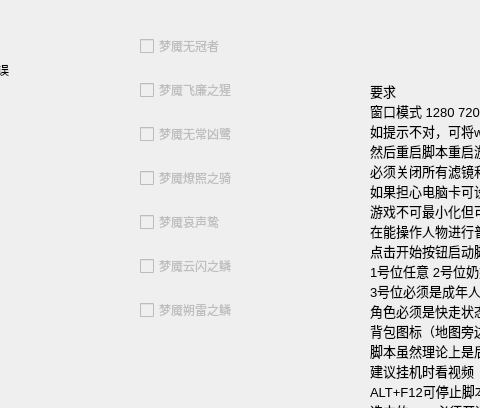
Qt form normalbosspanel.ui (A-SunsetMkt-Forks/wuwaBackendTool) before a commit; both pictures show x 260 to 740 and y 0 to 408 of the 1357 by 570 pixel window.
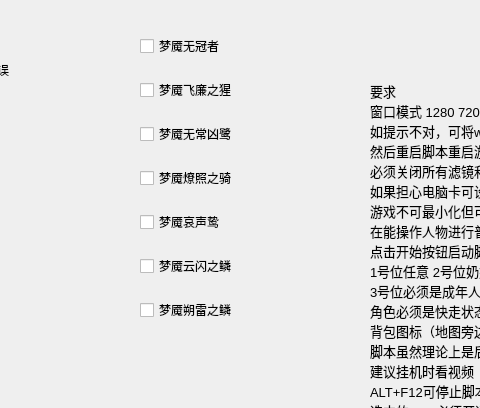
The same form after that commit.

Commit message: 串联测试

Patch:
```diff
--- a/normalbosspanel.ui
+++ b/normalbosspanel.ui
@@ -39,7 +39,7 @@
     <item>
      <widget class="QCheckBox" name="nightmareCrownless">
       <property name="enabled">
-       <bool>false</bool>
+       <bool>true</bool>
       </property>
       <property name="text">
        <string>梦魇无冠者</string>
@@ -49,7 +49,7 @@
     <item>
      <widget class="QCheckBox" name="nightmareFeilianBeringal">
       <property name="enabled">
-       <bool>false</bool>
+       <bool>true</bool>
       </property>
       <property name="text">
        <string>梦魇飞廉之猩</string>
@@ -59,7 +59,7 @@
     <item>
      <widget class="QCheckBox" name="nightmareImpermanenceHeron">
       <property name="enabled">
-       <bool>false</bool>
+       <bool>true</bool>
       </property>
       <property name="text">
        <string>梦魇无常凶鹭</string>
@@ -69,7 +69,7 @@
     <item>
      <widget class="QCheckBox" name="nightmareInfernoRider">
       <property name="enabled">
-       <bool>false</bool>
+       <bool>true</bool>
       </property>
       <property name="text">
        <string>梦魇燎照之骑</string>
@@ -79,7 +79,7 @@
     <item>
      <widget class="QCheckBox" name="nightmareMourningAix">
       <property name="enabled">
-       <bool>false</bool>
+       <bool>true</bool>
       </property>
       <property name="text">
        <string>梦魇哀声鸷</string>
@@ -89,7 +89,7 @@
     <item>
      <widget class="QCheckBox" name="nightmareTempestMephis">
       <property name="enabled">
-       <bool>false</bool>
+       <bool>true</bool>
       </property>
       <property name="text">
        <string>梦魇云闪之鳞</string>
@@ -99,7 +99,7 @@
     <item>
      <widget class="QCheckBox" name="nightmareThunderingMephis">
       <property name="enabled">
-       <bool>false</bool>
+       <bool>true</bool>
       </property>
       <property name="text">
        <string>梦魇朔雷之鳞</string>
```
The commit also changes 1 other file.
